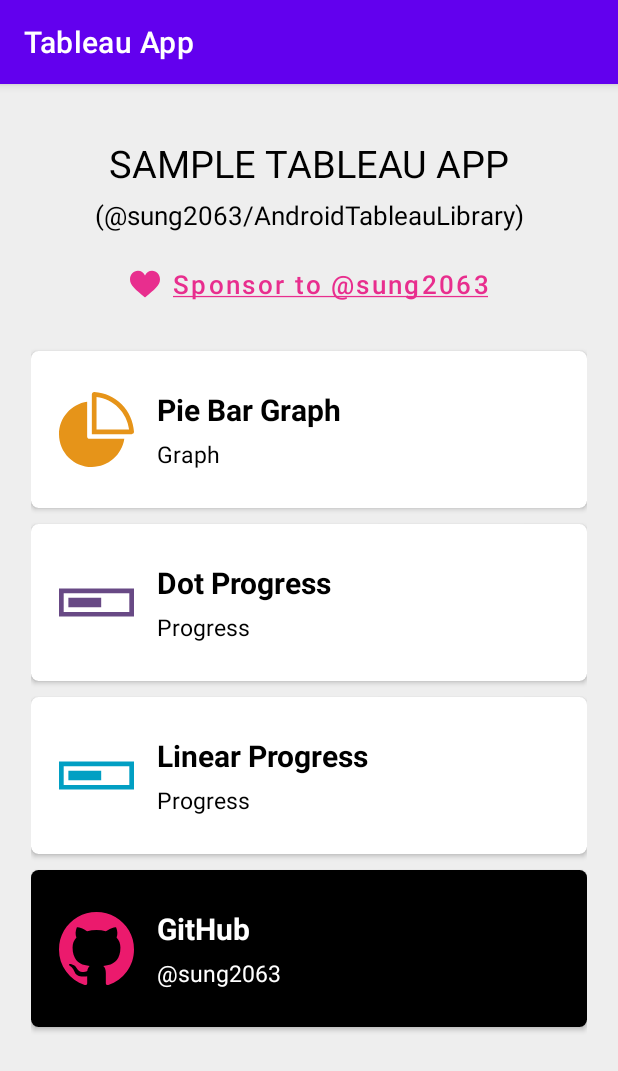
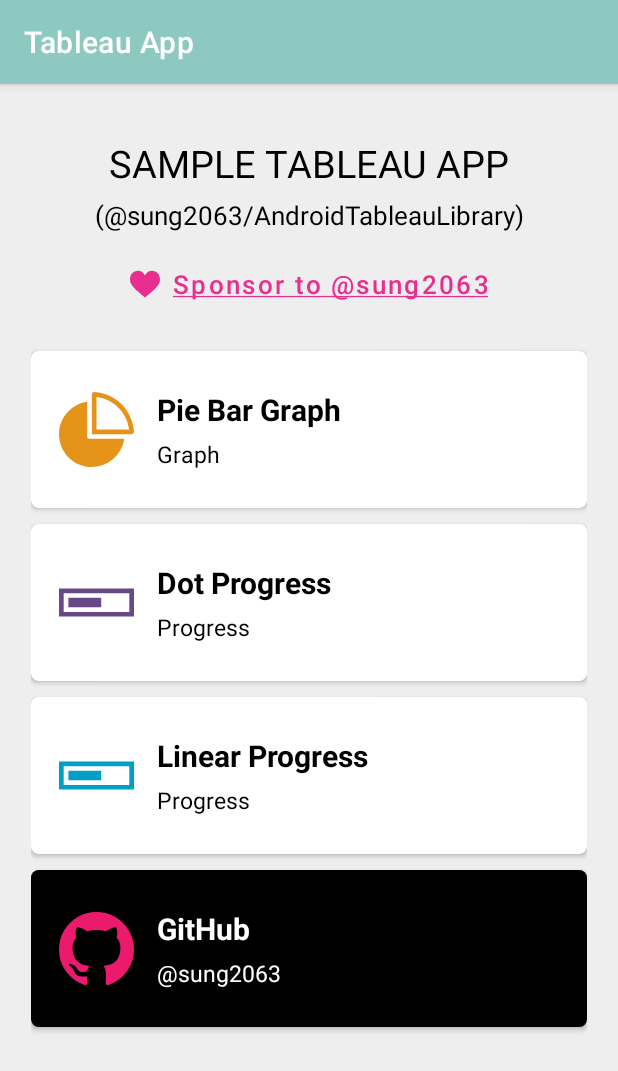
Before and after one commit to sung2063/AndroidTableauLibrary, an Android app: the screen it shows after launch (MainActivity), on a phone screen of 412 x 824 dp. Shown: the top 1071 px of the screen. Run offline under Robolectric (Android 15) with nearby library versions, the phone set to English and light mode, and no system bars.

Commit message:
Update Application Theme Color
Updated sample app theme color

```diff
--- a/app/src/main/res/values/colors.xml
+++ b/app/src/main/res/values/colors.xml
@@ -11,6 +11,8 @@
     <color name="white">#FFFFFFFF</color>
 
     <!-- Custom Colors -->
+    <color name="systemBarColor">#73c7ba</color>
+    <color name="actionBarColor">#8dc9c0</color>
     <color name="mainBackgroundColor">#EEEEEE</color>
 
     <color name="menuColor1">#E69419</color>
--- a/app/src/main/res/values/themes.xml
+++ b/app/src/main/res/values/themes.xml
@@ -1,16 +1,10 @@
 <resources xmlns:tools="http://schemas.android.com/tools">
+
     <!-- Base application theme. -->
     <style name="Theme.TableauProjectSample" parent="Theme.MaterialComponents.DayNight.DarkActionBar">
-        <!-- Primary brand color. -->
-        <item name="colorPrimary">@color/purple_500</item>
-        <item name="colorPrimaryVariant">@color/purple_700</item>
-        <item name="colorOnPrimary">@color/white</item>
-        <!-- Secondary brand color. -->
-        <item name="colorSecondary">@color/teal_200</item>
-        <item name="colorSecondaryVariant">@color/teal_700</item>
-        <item name="colorOnSecondary">@color/black</item>
-        <!-- Status bar color. -->
-        <item name="android:statusBarColor" tools:targetApi="l">?attr/colorPrimaryVariant</item>
-        <!-- Customize your theme here. -->
+        <item name="colorPrimaryDark">@color/systemBarColor</item>
+        <item name="colorPrimary">@color/actionBarColor</item>
+        <item name="android:navigationBarColor">@color/systemBarColor</item>
     </style>
+
 </resources>
```
